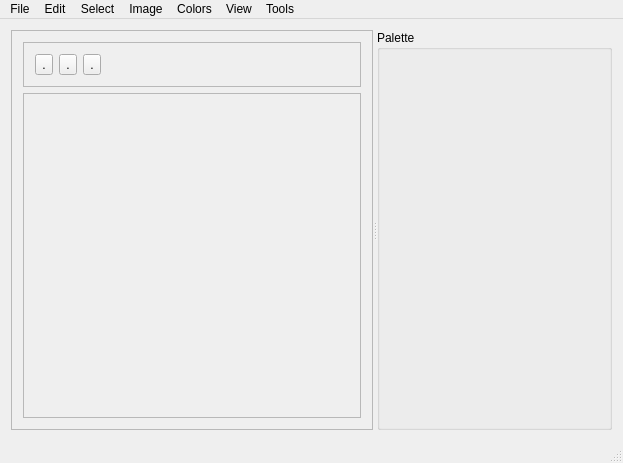
First picture: the form in forms/mainwindow.ui, repository boldenth/raku, before the edit.
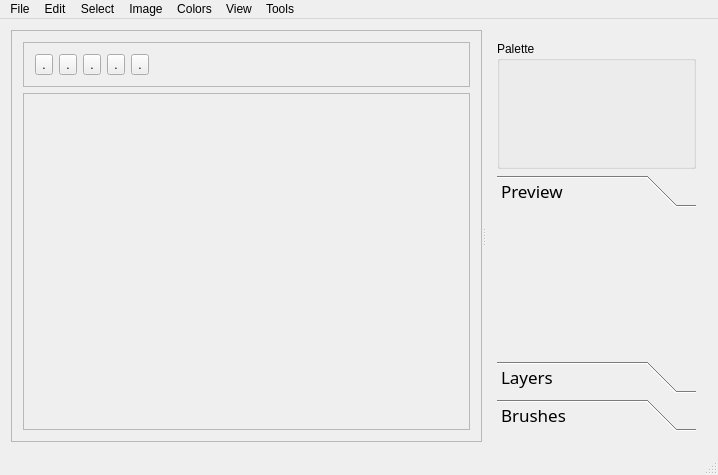
Second picture: the form after the edit.

What changed in the file:
```diff
--- a/forms/mainwindow.ui
+++ b/forms/mainwindow.ui
@@ -6,8 +6,8 @@
    <rect>
     <x>0</x>
     <y>0</y>
-    <width>623</width>
-    <height>463</height>
+    <width>718</width>
+    <height>475</height>
    </rect>
   </property>
   <property name="windowTitle">
@@ -71,6 +71,29 @@
              <property name="text">
               <string>.</string>
              </property>
+             <property name="checkable">
+              <bool>true</bool>
+             </property>
+            </widget>
+           </item>
+           <item>
+            <widget class="QToolButton" name="toolButton_Crop">
+             <property name="text">
+              <string>.</string>
+             </property>
+             <property name="checkable">
+              <bool>true</bool>
+             </property>
+            </widget>
+           </item>
+           <item>
+            <widget class="QToolButton" name="toolButton_Shift">
+             <property name="text">
+              <string>.</string>
+             </property>
+             <property name="checkable">
+              <bool>true</bool>
+             </property>
             </widget>
            </item>
            <item>
@@ -105,8 +128,8 @@
             <rect>
              <x>0</x>
              <y>0</y>
-             <width>379</width>
-             <height>293</height>
+             <width>514</width>
+             <height>305</height>
             </rect>
            </property>
           </widget>
@@ -114,10 +137,69 @@
         </item>
        </layout>
       </widget>
-      <widget class="QGroupBox" name="groupBox_Palette">
-       <property name="title">
-        <string>Palette</string>
-       </property>
+      <widget class="QWidget" name="">
+       <layout class="QVBoxLayout" name="verticalLayout">
+        <item>
+         <widget class="QGroupBox" name="groupBox_Palette">
+          <property name="minimumSize">
+           <size>
+            <width>64</width>
+            <height>128</height>
+           </size>
+          </property>
+          <property name="title">
+           <string>Palette</string>
+          </property>
+         </widget>
+        </item>
+        <item>
+         <widget class="QToolBox" name="toolBox">
+          <property name="font">
+           <font>
+            <family>Source Code Pro</family>
+            <pointsize>13</pointsize>
+            <weight>50</weight>
+            <italic>false</italic>
+            <bold>false</bold>
+           </font>
+          </property>
+          <property name="currentIndex">
+           <number>0</number>
+          </property>
+          <widget class="QWidget" name="page_Preview">
+           <property name="geometry">
+            <rect>
+             <x>0</x>
+             <y>0</y>
+             <width>143</width>
+             <height>153</height>
+            </rect>
+           </property>
+           <attribute name="label">
+            <string>Preview</string>
+           </attribute>
+          </widget>
+          <widget class="QWidget" name="page_Layers">
+           <property name="geometry">
+            <rect>
+             <x>0</x>
+             <y>0</y>
+             <width>143</width>
+             <height>153</height>
+            </rect>
+           </property>
+           <attribute name="label">
+            <string>Layers</string>
+           </attribute>
+          </widget>
+          <widget class="QWidget" name="page_Brushes">
+           <attribute name="label">
+            <string>Brushes</string>
+           </attribute>
+          </widget>
+         </widget>
+        </item>
+       </layout>
       </widget>
      </widget>
     </item>
@@ -128,7 +210,7 @@
     <rect>
      <x>0</x>
      <y>0</y>
-     <width>623</width>
+     <width>718</width>
      <height>22</height>
     </rect>
    </property>
```
Left out of the diff: 15 changed lines with no effect on the pictures.
